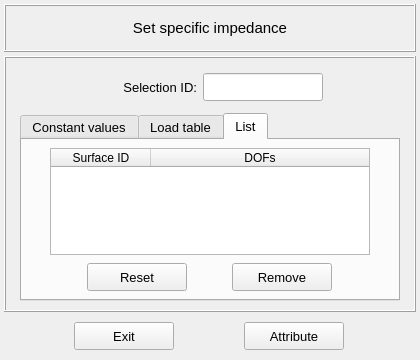
This is vibra/interface/data/ui_files/model/setup/acoustic/specific_impedance_inputs.ui in MOPT-UFSC/VIBRA as Qt 5 draws it before an edit. The edited form follows.
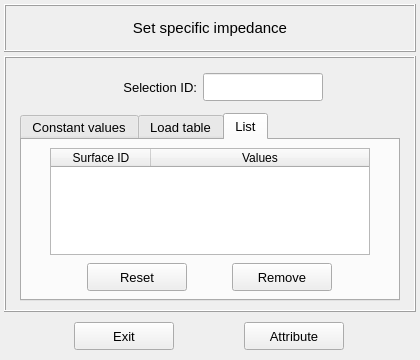
This is the edited form. The open tabs and pages were chosen to show the change. Icons and pictures are not drawn.

Commit message: Minor adjustments in the acoustic-related UI files

What changed in the file:
```diff
--- a/vibra/interface/data/ui_files/model/setup/acoustic/specific_impedance_inputs.ui
+++ b/vibra/interface/data/ui_files/model/setup/acoustic/specific_impedance_inputs.ui
@@ -901,7 +901,7 @@
             </column>
             <column>
              <property name="text">
-              <string>DOFs</string>
+              <string>Values</string>
              </property>
              <property name="textAlignment">
               <set>AlignCenter</set>
```
The commit also changes 3 other files.
